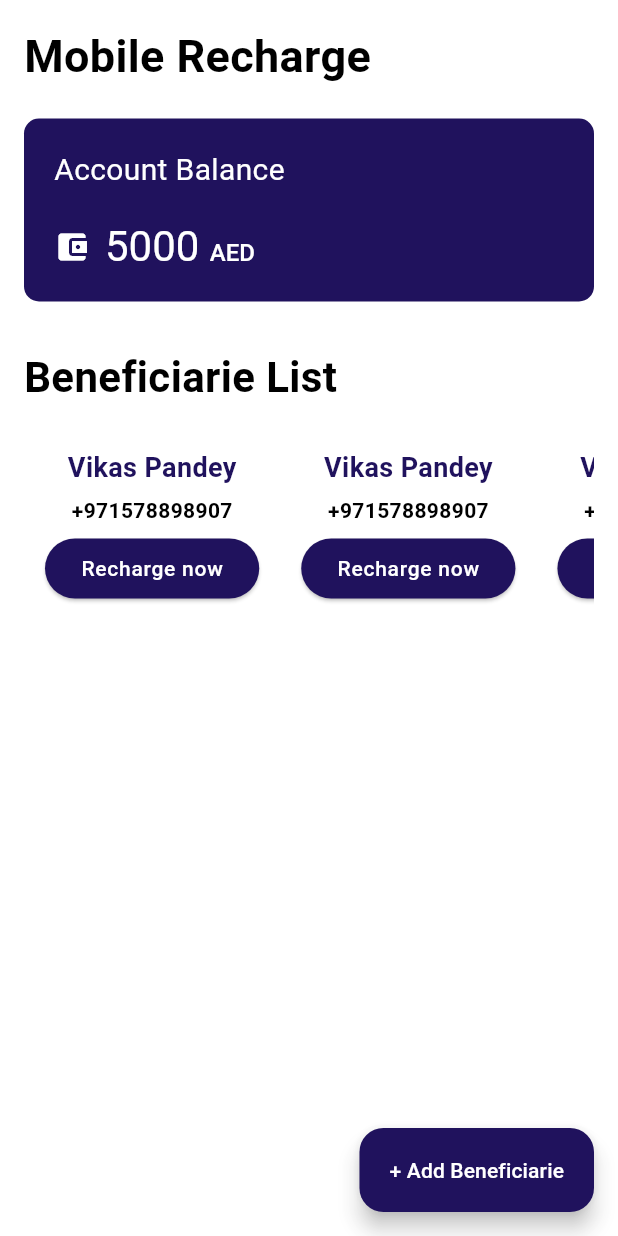
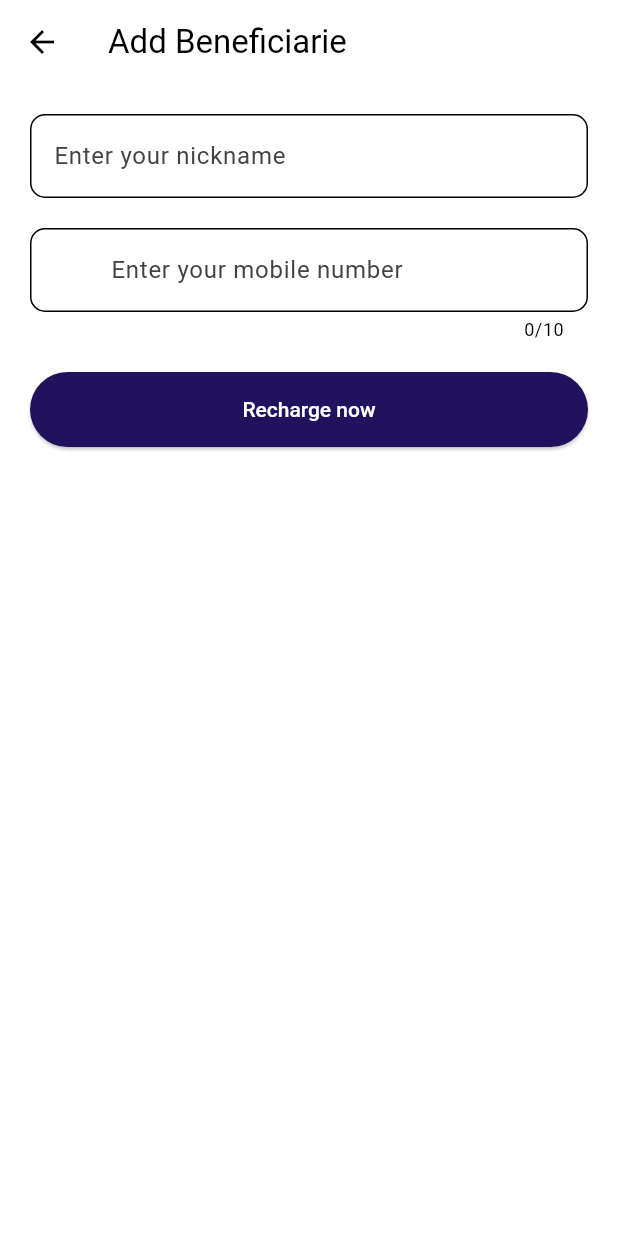
Before and after one commit to vikasp52/Mobile-Recharge, a Flutter app: the screen it shows after launch, after a tap on "+ Add Beneficiarie", on a phone screen of 412 x 824 dp. Run offline on Flutter 3.47's test engine with Material 3 defaults, Android fonts, the phone set to English and light mode, and no system bars.

Commit message:
Implemented the add beneficiarie screen

```diff
--- a/lib/core/assets/theme.dart
+++ b/lib/core/assets/theme.dart
@@ -3,22 +3,25 @@ import 'package:mobile_recharge/core/assets/assets.dart';
 
 final lightTheme = ThemeData(
   primaryColor: CustomColors.primary,
+  scaffoldBackgroundColor: CustomColors.white.withOpacity(0.9),
   colorScheme: const ColorScheme.light(
     primary: CustomColors.primary,
   ),
-  progressIndicatorTheme: const ProgressIndicatorThemeData(
-    color: CustomColors.green,
-  ),
-  dividerTheme: const DividerThemeData(
-    color: CustomColors.primary,
+  inputDecorationTheme: InputDecorationTheme(
+    border: OutlineInputBorder(
+      borderRadius: BorderRadius.circular(10.0),
+    ),
+    filled: true,
+    hintStyle: TextStyle(color: Colors.grey[800]),
+    fillColor: Colors.white70,
   ),
   elevatedButtonTheme: ElevatedButtonThemeData(
     style: ElevatedButton.styleFrom(
+      foregroundColor: CustomColors.white,
       textStyle: const TextStyle(
-        fontSize: 20,
+        fontSize: 14,
         color: CustomColors.white,
         fontWeight: FontWeight.w500,
-        letterSpacing: 0.5,
       ),
       backgroundColor: CustomColors.primary,
       // shape: RoundedRectangleBorder(
--- /dev/null
+++ b/lib/core/routing/route_generator.dart
@@ -0,0 +1,53 @@
+import 'package:flutter/material.dart';
+import 'package:mobile_recharge/features/add_beneficiarie/add_beneficiarie.dart';
+
+class RouteGenerator {
+  static const String addBeneficiarieRoute = '/AddBeneficiarieScreen';
+  static const String rechargeRoute = '/MobileRechargeScreen';
+
+  static final GlobalKey<NavigatorState> navigatorKey =
+      GlobalKey<NavigatorState>();
+
+  static Future<dynamic>? pushName<Argument>(
+      {required String routeName, Argument? argument}) {
+    return navigatorKey.currentState?.pushNamed(
+      routeName,
+      arguments: argument,
+    );
+  }
+
+  static Future<dynamic>? pushReplacement<Argument>(
+      {required String routeName, Argument? argument}) {
+    return navigatorKey.currentState?.pushReplacementNamed(
+      routeName,
+      arguments: argument,
+    );
+  }
+
+  static Route<dynamic> generateRoute(RouteSettings routeSettings) {
+    late Widget screen;
+
+    switch (routeSettings.name) {
+      case addBeneficiarieRoute:
+        screen = const AddBeneficiarie();
+        break;
+
+      case rechargeRoute:
+        screen = const AddBeneficiarie();
+        break;
+
+      default:
+        screen = const Scaffold(
+          body: Center(
+            child: Text(
+              'Invalid Route',
+            ),
+          ),
+        );
+    }
+
+    return MaterialPageRoute(
+      builder: (_) => screen,
+    );
+  }
+}
--- /dev/null
+++ b/lib/core/routing/routing.dart
@@ -0,0 +1 @@
+export 'route_generator.dart';
--- a/lib/features/add_beneficiarie/add_beneficiarie.dart
+++ b/lib/features/add_beneficiarie/add_beneficiarie.dart
@@ -0,0 +1,61 @@
+import 'package:flutter/material.dart';
+
+class AddBeneficiarie extends StatefulWidget {
+  const AddBeneficiarie({super.key});
+
+  @override
+  State<AddBeneficiarie> createState() => _AddBeneficiarieState();
+}
+
+class _AddBeneficiarieState extends State<AddBeneficiarie> {
+  final _nickNameController = TextEditingController();
+  final _mobileNumberController = TextEditingController();
+
+  @override
+  Widget build(BuildContext context) {
+    return Scaffold(
+      appBar: AppBar(
+        title: const Text('Add Beneficiarie'),
+      ),
+      body: Padding(
+        padding: const EdgeInsets.all(20.0),
+        child: Column(
+          children: [
+            TextFormField(
+              controller: _nickNameController,
+              keyboardType: TextInputType.name,
+              decoration: const InputDecoration(
+                hintText: 'Enter your nickname',
+              ),
+            ),
+            const SizedBox(
+              height: 20,
+            ),
+            TextFormField(
+              controller: _mobileNumberController,
+              keyboardType: TextInputType.number,
+              maxLength: 10,
+              decoration: const InputDecoration(
+                prefixText: '+971',
+                hintText: 'Enter your mobile number',
+              ),
+            ),
+            const SizedBox(
+              height: 20,
+            ),
+            SizedBox(
+              width: double.maxFinite,
+              height: 50,
+              child: ElevatedButton(
+                onPressed: () {},
+                child: const Text(
+                  'Recharge now',
+                ),
+              ),
+            ),
+          ],
+        ),
+      ),
+    );
+  }
+}
--- a/lib/features/home/presentation/screens/home.dart
+++ b/lib/features/home/presentation/screens/home.dart
@@ -1,5 +1,6 @@
 import 'package:flutter/material.dart';
 import 'package:mobile_recharge/core/assets/assets.dart';
+import 'package:mobile_recharge/core/routing/routing.dart';
 
 class HomePage extends StatelessWidget {
   const HomePage({super.key});
@@ -7,7 +8,6 @@ class HomePage extends StatelessWidget {
   @override
   Widget build(BuildContext context) {
     return Scaffold(
-      backgroundColor: CustomColors.white.withOpacity(0.8),
       floatingActionButton: FloatingActionButton.extended(
         backgroundColor: CustomColors.primary,
         label: const Text(
@@ -16,7 +16,9 @@ class HomePage extends StatelessWidget {
             color: CustomColors.white,
           ),
         ),
-        onPressed: () {},
+        onPressed: () => RouteGenerator.pushName(
+          routeName: RouteGenerator.addBeneficiarieRoute,
+        ),
       ),
       body: Padding(
         padding: const EdgeInsets.all(16),
@@ -151,13 +153,8 @@ class HomePage extends StatelessWidget {
                           onPressed: () {},
                           child: const Text(
                             'Recharge now',
-                            style: TextStyle(
-                              fontSize: 14,
-                              color: CustomColors.white,
-                              fontWeight: FontWeight.w500,
-                            ),
                           ),
-                        )
+                        ),
                       ],
                     ),
                   );
--- a/lib/main.dart
+++ b/lib/main.dart
@@ -1,5 +1,6 @@
 import 'package:flutter/material.dart';
 import 'package:mobile_recharge/core/assets/assets.dart';
+import 'package:mobile_recharge/core/routing/routing.dart';
 import 'package:mobile_recharge/features/home/presentation/screens/home.dart';
 
 void main() {
@@ -15,6 +16,8 @@
     return MaterialApp(
       title: 'Mobile Recharge',
       theme: lightTheme,
+      onGenerateRoute: RouteGenerator.generateRoute,
+      navigatorKey: RouteGenerator.navigatorKey,
       debugShowCheckedModeBanner: false,
       home: const HomePage(),
     );
```
